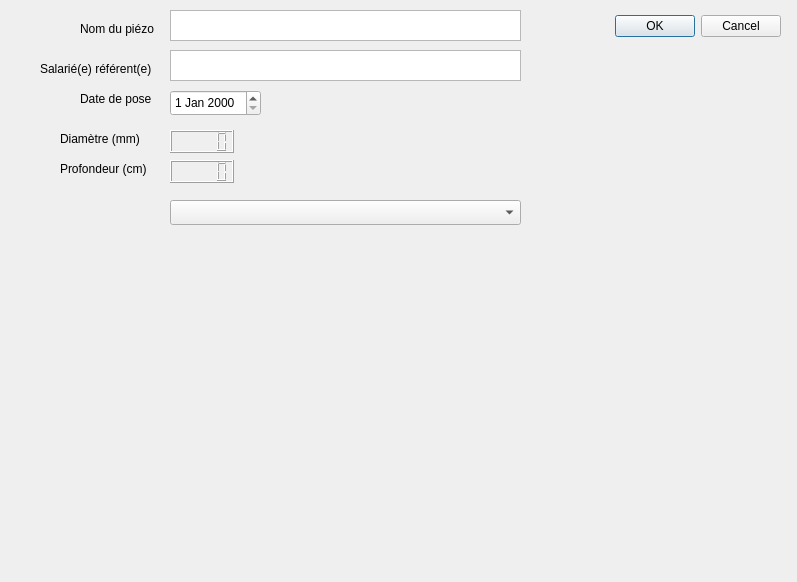
This is styles_couches/piezometres.ui in CEN-Nouvelle-Aquitaine/fluxcen as Qt 5 draws it before an edit. The edited form follows.
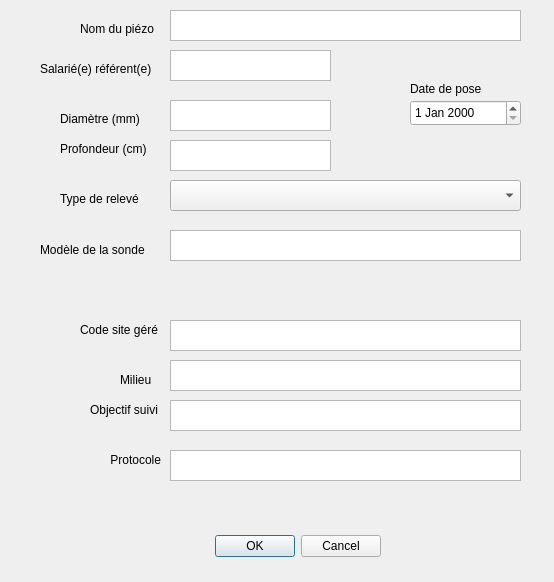
This is the edited form.

```diff
--- a/styles_couches/piezometres.ui
+++ b/styles_couches/piezometres.ui
@@ -6,7 +6,7 @@
    <rect>
     <x>0</x>
     <y>0</y>
-    <width>797</width>
+    <width>554</width>
     <height>582</height>
    </rect>
   </property>
@@ -16,8 +16,8 @@
   <widget class="QDialogButtonBox" name="buttonBox">
    <property name="geometry">
     <rect>
-     <x>600</x>
-     <y>10</y>
+     <x>200</x>
+     <y>530</y>
      <width>181</width>
      <height>32</height>
     </rect>
@@ -57,7 +57,7 @@
     <rect>
      <x>170</x>
      <y>50</y>
-     <width>351</width>
+     <width>161</width>
      <height>31</height>
     </rect>
    </property>
@@ -78,9 +78,9 @@
   <widget class="QDateEdit" name="date_pose">
    <property name="geometry">
     <rect>
-     <x>170</x>
-     <y>90</y>
-     <width>91</width>
+     <x>410</x>
+     <y>100</y>
+     <width>111</width>
      <height>26</height>
     </rect>
    </property>
@@ -88,8 +88,8 @@
   <widget class="QLabel" name="label_3">
    <property name="geometry">
     <rect>
-     <x>80</x>
-     <y>90</y>
+     <x>410</x>
+     <y>80</y>
      <width>81</width>
      <height>17</height>
     </rect>
@@ -98,21 +98,11 @@
     <string>Date de pose</string>
    </property>
   </widget>
-  <widget class="QLCDNumber" name="d_piezo_mm">
-   <property name="geometry">
-    <rect>
-     <x>170</x>
-     <y>130</y>
-     <width>64</width>
-     <height>23</height>
-    </rect>
-   </property>
-  </widget>
   <widget class="QLabel" name="label_4">
    <property name="geometry">
     <rect>
      <x>60</x>
-     <y>130</y>
+     <y>110</y>
      <width>91</width>
      <height>17</height>
     </rect>
@@ -125,7 +115,7 @@
    <property name="geometry">
     <rect>
      <x>60</x>
-     <y>160</y>
+     <y>140</y>
      <width>91</width>
      <height>17</height>
     </rect>
@@ -134,23 +124,13 @@
     <string>Profondeur (cm)</string>
    </property>
   </widget>
-  <widget class="QLCDNumber" name="p_piezo_cm">
-   <property name="geometry">
-    <rect>
-     <x>170</x>
-     <y>160</y>
-     <width>64</width>
-     <height>23</height>
-    </rect>
-   </property>
-  </widget>
   <widget class="QComboBox" name="type_relev">
    <property name="geometry">
     <rect>
      <x>170</x>
-     <y>200</y>
+     <y>180</y>
      <width>351</width>
-     <height>25</height>
+     <height>31</height>
     </rect>
    </property>
    <property name="editable">
@@ -163,6 +143,157 @@
     <number>0</number>
    </property>
   </widget>
+  <widget class="QTextEdit" name="d_piezo_mm">
+   <property name="geometry">
+    <rect>
+     <x>170</x>
+     <y>100</y>
+     <width>161</width>
+     <height>31</height>
+    </rect>
+   </property>
+  </widget>
+  <widget class="QTextEdit" name="p_piezo_cm">
+   <property name="geometry">
+    <rect>
+     <x>170</x>
+     <y>140</y>
+     <width>161</width>
+     <height>31</height>
+    </rect>
+   </property>
+  </widget>
+  <widget class="QLabel" name="label_6">
+   <property name="geometry">
+    <rect>
+     <x>60</x>
+     <y>190</y>
+     <width>91</width>
+     <height>17</height>
+    </rect>
+   </property>
+   <property name="text">
+    <string>Type de relevé</string>
+   </property>
+  </widget>
+  <widget class="QTextEdit" name="model_sonde">
+   <property name="geometry">
+    <rect>
+     <x>170</x>
+     <y>230</y>
+     <width>351</width>
+     <height>31</height>
+    </rect>
+   </property>
+  </widget>
+  <widget class="QLabel" name="label_7">
+   <property name="geometry">
+    <rect>
+     <x>40</x>
+     <y>240</y>
+     <width>111</width>
+     <height>20</height>
+    </rect>
+   </property>
+   <property name="text">
+    <string>Modèle de la sonde</string>
+   </property>
+  </widget>
+  <widget class="QTextEdit" name="typ_milieu">
+   <property name="geometry">
+    <rect>
+     <x>170</x>
+     <y>360</y>
+     <width>351</width>
+     <height>31</height>
+    </rect>
+   </property>
+  </widget>
+  <widget class="QLabel" name="label_8">
+   <property name="geometry">
+    <rect>
+     <x>120</x>
+     <y>370</y>
+     <width>41</width>
+     <height>20</height>
+    </rect>
+   </property>
+   <property name="text">
+    <string>Milieu</string>
+   </property>
+  </widget>
+  <widget class="QTextEdit" name="obj_suivi">
+   <property name="geometry">
+    <rect>
+     <x>170</x>
+     <y>400</y>
+     <width>351</width>
+     <height>31</height>
+    </rect>
+   </property>
+  </widget>
+  <widget class="QLabel" name="label_9">
+   <property name="geometry">
+    <rect>
+     <x>90</x>
+     <y>400</y>
+     <width>71</width>
+     <height>20</height>
+    </rect>
+   </property>
+   <property name="text">
+    <string>Objectif suivi</string>
+   </property>
+  </widget>
+  <widget class="QTextEdit" name="protocole">
+   <property name="geometry">
+    <rect>
+     <x>170</x>
+     <y>450</y>
+     <width>351</width>
+     <height>31</height>
+    </rect>
+   </property>
+  </widget>
+  <widget class="QLabel" name="label_10">
+   <property name="geometry">
+    <rect>
+     <x>90</x>
+     <y>450</y>
+     <width>71</width>
+     <height>20</height>
+    </rect>
+   </property>
+   <property name="text">
+    <string>Protocole</string>
+   </property>
+   <property name="alignment">
+    <set>Qt::AlignRight|Qt::AlignTrailing|Qt::AlignVCenter</set>
+   </property>
+  </widget>
+  <widget class="QTextEdit" name="code_site">
+   <property name="geometry">
+    <rect>
+     <x>170</x>
+     <y>320</y>
+     <width>351</width>
+     <height>31</height>
+    </rect>
+   </property>
+  </widget>
+  <widget class="QLabel" name="label_11">
+   <property name="geometry">
+    <rect>
+     <x>80</x>
+     <y>320</y>
+     <width>81</width>
+     <height>20</height>
+    </rect>
+   </property>
+   <property name="text">
+    <string>Code site géré</string>
+   </property>
+  </widget>
  </widget>
  <resources/>
  <connections>
```
Left out of the diff: 21 changed lines with no effect on the pictures.
